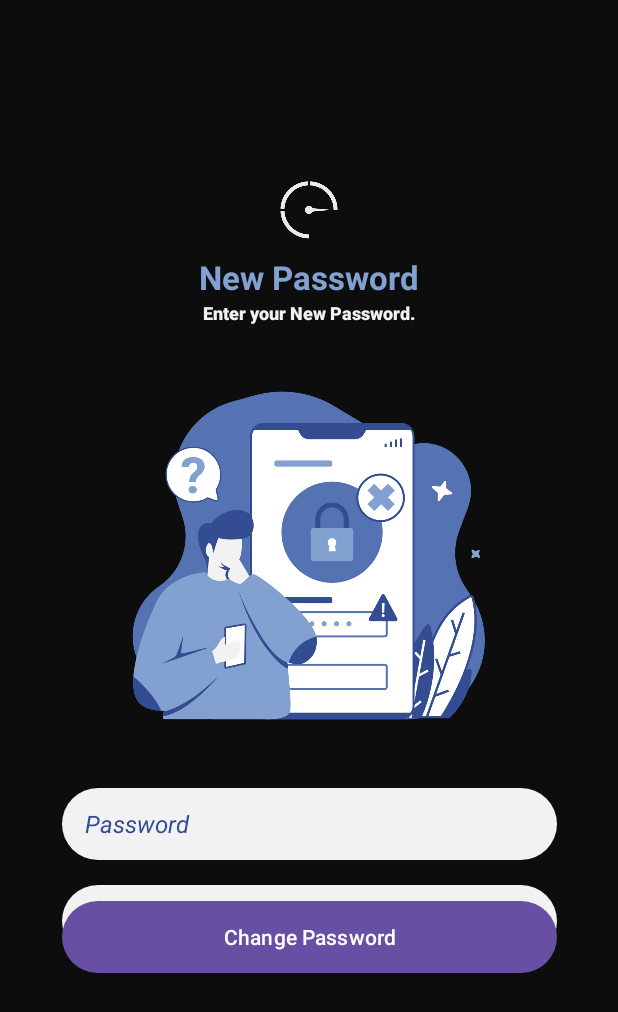
After one commit to qndreali/EverHourPrototype, an Android app: the layout signin_new.xml on its own in the app's theme, with its tools: preview values and no code run, on a phone screen of 412 x 824 dp. The commit adds this screen. Shown: the top 1012 px of the screen. Run offline under Robolectric (Android 15) with nearby library versions, the phone set to English and light mode, and no system bars.

Commit message:
passwords xmls

```diff
--- /dev/null
+++ b/app/src/main/res/layout/signin_new.xml
@@ -0,0 +1,119 @@
+<?xml version="1.0" encoding="utf-8"?>
+<androidx.constraintlayout.widget.ConstraintLayout xmlns:android="http://schemas.android.com/apk/res/android"
+    xmlns:app="http://schemas.android.com/apk/res-auto"
+    xmlns:tools="http://schemas.android.com/tools"
+    android:id="@+id/cloSignInNew"
+    android:layout_width="match_parent"
+    android:layout_height="match_parent"
+    android:background="@color/black">
+
+    <ImageView
+        android:id="@+id/ivLogo"
+        android:layout_width="80dp"
+        android:layout_height="80dp"
+        android:layout_marginTop="100dp"
+        app:layout_constraintEnd_toEndOf="parent"
+        app:layout_constraintHorizontal_bias="0.5"
+        app:layout_constraintStart_toStartOf="parent"
+        app:layout_constraintTop_toTopOf="parent"
+        app:srcCompat="@drawable/EverHourIcon"
+        tools:ignore="ContentDescription" />
+
+    <TextView
+        android:id="@+id/tvPrompt"
+        android:layout_width="wrap_content"
+        android:layout_height="wrap_content"
+        android:layout_marginTop="170dp"
+        android:text="@string/new_prompt"
+        android:textColor="@color/blue1"
+        android:textSize="22sp"
+        android:textStyle="bold"
+        android:typeface="normal"
+        app:layout_constraintEnd_toEndOf="parent"
+        app:layout_constraintHorizontal_bias="0.5"
+        app:layout_constraintStart_toStartOf="parent"
+        app:layout_constraintTop_toTopOf="parent" />
+
+    <TextView
+        android:id="@+id/tvAppName"
+        android:layout_width="wrap_content"
+        android:layout_height="wrap_content"
+        android:layout_marginTop="200dp"
+        android:fontFamily="sans-serif-black"
+        android:text="@string/new_subprompt"
+        android:textColor="@color/white"
+        android:textSize="12sp"
+        android:textStyle="bold"
+        app:layout_constraintEnd_toEndOf="parent"
+        app:layout_constraintHorizontal_bias="0.5"
+        app:layout_constraintStart_toStartOf="parent"
+        app:layout_constraintTop_toTopOf="parent" />
+
+    <ImageView
+        android:id="@+id/ivSINIllust"
+        android:layout_width="250dp"
+        android:layout_height="250dp"
+        android:layout_marginTop="230dp"
+        app:layout_constraintEnd_toEndOf="parent"
+        app:layout_constraintHorizontal_bias="0.5"
+        app:layout_constraintStart_toStartOf="parent"
+        app:layout_constraintTop_toTopOf="parent"
+        app:srcCompat="@drawable/ForgotPassword"
+        tools:ignore="ContentDescription" />
+
+    <EditText
+        android:id="@+id/etvSINPassword"
+        android:layout_width="330dp"
+        android:layout_height="48dp"
+        android:layout_marginTop="525dp"
+        android:background="@drawable/inputfields"
+        android:ems="10"
+        android:hint="@string/pw"
+        android:importantForAutofill="no"
+        android:inputType="textPassword"
+        android:paddingStart="15dp"
+        android:textColor="@color/blue3"
+        android:textColorHint="@color/blue3"
+        android:textSize="16sp"
+        android:textStyle="italic"
+        app:layout_constraintEnd_toEndOf="parent"
+        app:layout_constraintHorizontal_bias="0.5"
+        app:layout_constraintStart_toStartOf="parent"
+        app:layout_constraintTop_toTopOf="parent"
+        tools:ignore="RtlSymmetry" />
+
+    <EditText
+        android:id="@+id/etvSINConfirmPassword"
+        android:layout_width="330dp"
+        android:layout_height="48dp"
+        android:layout_marginTop="590dp"
+        android:background="@drawable/inputfields"
+        android:ems="10"
+        android:hint="@string/confirm_pw"
+        android:importantForAutofill="no"
+        android:inputType="textPassword"
+        android:paddingStart="15dp"
+        android:textColor="@color/blue3"
+        android:textColorHint="@color/blue3"
+        android:textSize="16sp"
+        android:textStyle="italic"
+        app:layout_constraintEnd_toEndOf="parent"
+        app:layout_constraintHorizontal_bias="0.5"
+        app:layout_constraintStart_toStartOf="parent"
+        app:layout_constraintTop_toTopOf="parent"
+        tools:ignore="RtlSymmetry" />
+
+    <Button
+        android:id="@+id/btnNewPW"
+        android:layout_width="330dp"
+        android:layout_height="48dp"
+        android:layout_marginBottom="175dp"
+        android:background="@drawable/gradient"
+        android:text="@string/change"
+        app:layout_constraintBottom_toBottomOf="parent"
+        app:layout_constraintEnd_toEndOf="parent"
+        app:layout_constraintHorizontal_bias="0.5"
+        app:layout_constraintStart_toStartOf="parent"
+        tools:ignore="VisualLintButtonSize" />
+
+</androidx.constraintlayout.widget.ConstraintLayout>
--- a/app/src/main/res/values/strings.xml
+++ b/app/src/main/res/values/strings.xml
@@ -15,6 +15,7 @@
     <string name="forgot_subprompt">Enter your Email to Reset your Password.</string>
     <string name="new_subprompt">Enter your New Password.</string>
     <string name="reset">Reset Password</string>
+    <string name="change">Change Password</string>
 
     <string name="f_name">First Name</string>
     <string name="l_name">Last Name</string>
```
